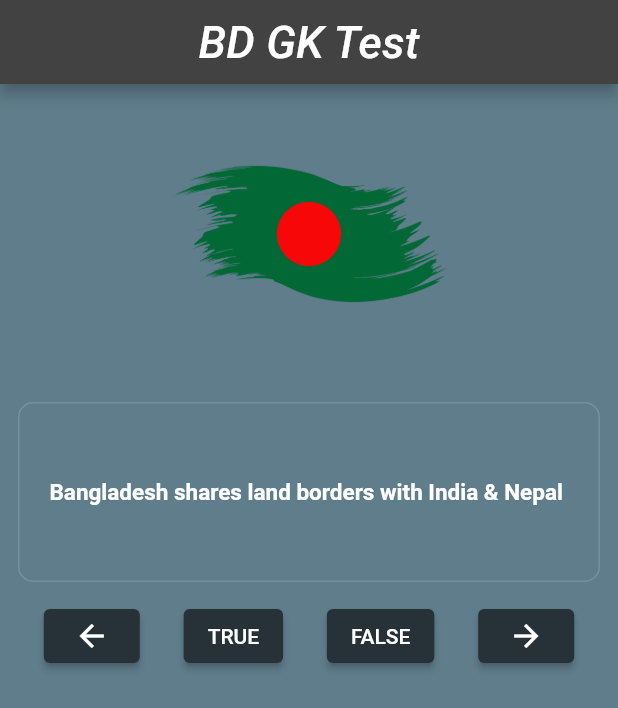
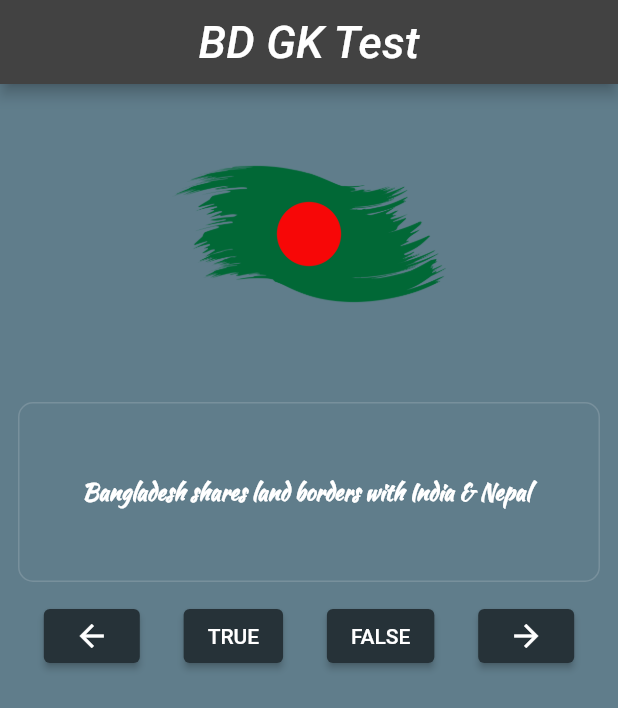
Before and after one commit to hasnainrabby/quize_app, a Flutter app: the screen it shows after launch, after a tap on "TRUE", on a phone screen of 412 x 824 dp. Shown: the top 708 px of the screen. Run offline on Flutter 3.47's test engine with Material 2 defaults, Android fonts, the phone set to English and light mode, and no system bars; our stand-ins replace google_fonts.

Commit message:
Basic Flutter Theme Concept:Adding Custom font

```diff
--- a/lib/main.dart
+++ b/lib/main.dart
@@ -1,6 +1,7 @@
 
 
 import 'package:flutter/material.dart';
+import 'package:google_fonts/google_fonts.dart';
 import 'package:quize_app/ui/home.dart';
 
 final ThemeData _appTheme = _buildAppTheme();
@@ -11,12 +12,16 @@ final ThemeData _appTheme = _buildAppTheme();
         brightness: Brightness.dark,
         scaffoldBackgroundColor: Colors.blueGrey,
         primaryColor: Colors.black38,
-        textTheme:const TextTheme(
-          headline1: TextStyle(fontSize: 72.0, fontWeight: FontWeight.bold),
-          headline6: TextStyle(fontSize: 30.0, fontStyle: FontStyle.italic),
-          bodyText2: TextStyle(fontSize: 15.0, color: Colors.white, fontWeight: FontWeight.bold),
-        ),
+        textTheme: TextTheme(base.textTheme),
       );
+}
+
+TextTheme(base){
+    return base.copyWith(
+      headline1: TextStyle(fontSize: 72.0, fontWeight: FontWeight.bold),
+      headline6: TextStyle(fontSize: 30.0, fontStyle: FontStyle.italic),
+      bodyText2: TextStyle(fontSize: 15.0, color: Colors.white, fontWeight: FontWeight.bold,fontFamily: "KaushanScript"),
+    );
 }
 
 void main() => runApp(MaterialApp(
```
Also changed, not shown: pubspec.yaml (+5 -4 lines), fonts/KaushanScript-Regular.ttf (added), pubspec.lock.
